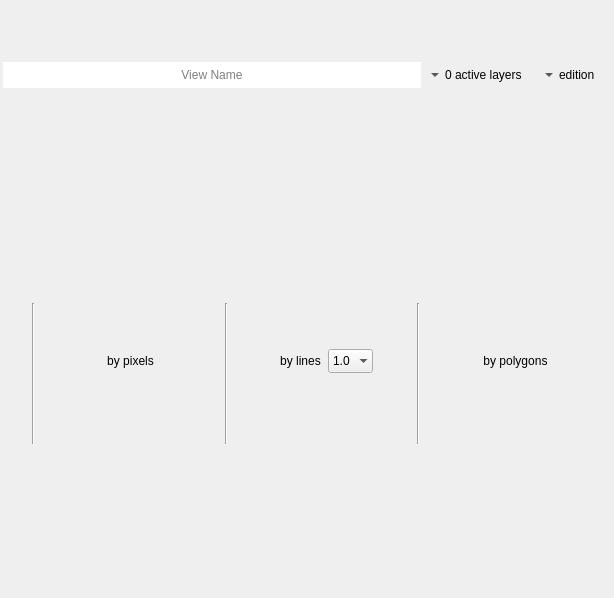
First picture: the form in ui/view_widget.ui, repository SMByC/ThRasE, before the edit.
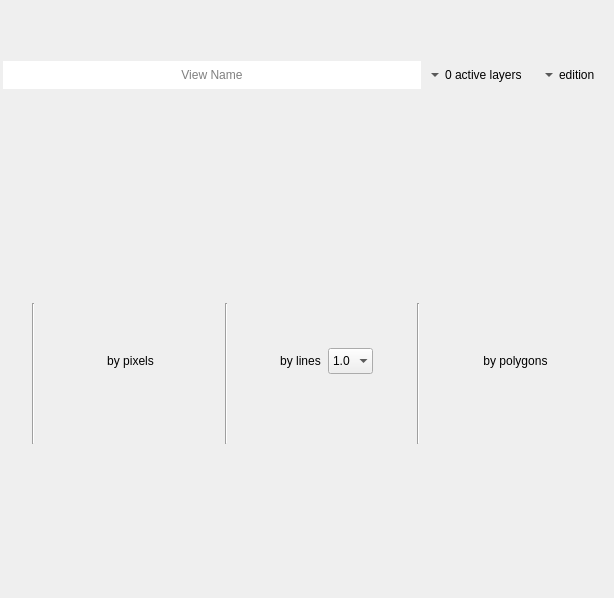
Second picture: the form after the edit. Icons and pictures are not drawn. Custom widgets are drawn as their Qt base class.

What changed in the file:
```diff
--- a/ui/view_widget.ui
+++ b/ui/view_widget.ui
@@ -49,7 +49,7 @@
         <property name="maximumSize">
          <size>
           <width>16777215</width>
-          <height>26</height>
+          <height>28</height>
          </size>
         </property>
         <property name="frame">
@@ -68,7 +68,7 @@
         <property name="maximumSize">
          <size>
           <width>16777215</width>
-          <height>26</height>
+          <height>28</height>
          </size>
         </property>
         <property name="toolTip">
@@ -93,7 +93,7 @@
         <property name="maximumSize">
          <size>
           <width>16777215</width>
-          <height>26</height>
+          <height>28</height>
          </size>
         </property>
         <property name="toolTip">
@@ -245,7 +245,7 @@
               <property name="maximumSize">
                <size>
                 <width>16777215</width>
-                <height>24</height>
+                <height>26</height>
                </size>
               </property>
               <property name="toolTip">
@@ -452,7 +452,7 @@
               <property name="maximumSize">
                <size>
                 <width>16777215</width>
-                <height>24</height>
+                <height>26</height>
                </size>
               </property>
               <property name="toolTip">
@@ -481,7 +481,7 @@
               <property name="maximumSize">
                <size>
                 <width>16777215</width>
-                <height>24</height>
+                <height>26</height>
                </size>
               </property>
               <property name="toolTip">
@@ -748,7 +748,7 @@
               <property name="maximumSize">
                <size>
                 <width>16777215</width>
-                <height>24</height>
+                <height>26</height>
                </size>
               </property>
               <property name="toolTip">
```
